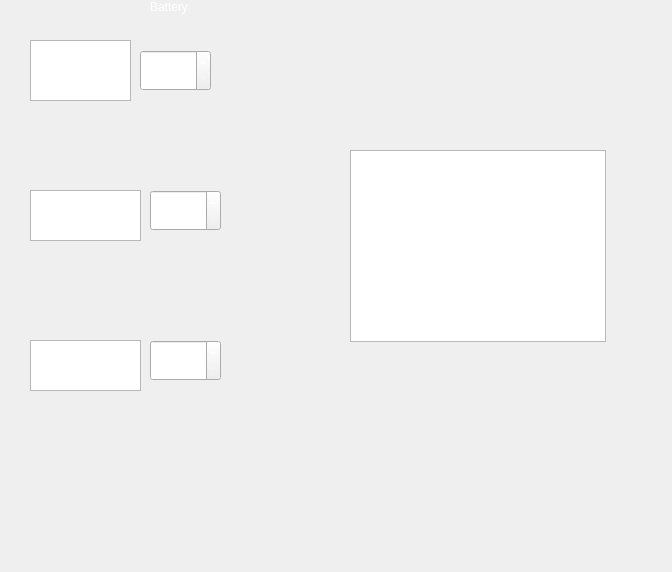
First picture: the form in ViewLayer/DebugDisplay/BatteryPage/BatteryUi/BatteryUi.ui, repository waffle-iron/Epsilon-Dashboard, before the edit.
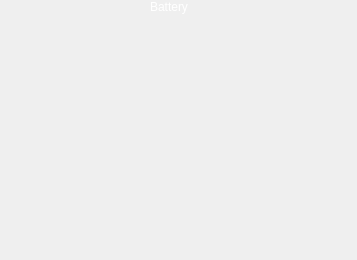
Second picture: the form after the edit.

```diff
--- a/ViewLayer/DebugDisplay/BatteryPage/BatteryUi/BatteryUi.ui
+++ b/ViewLayer/DebugDisplay/BatteryPage/BatteryUi/BatteryUi.ui
@@ -6,8 +6,8 @@
    <rect>
     <x>0</x>
     <y>0</y>
-    <width>672</width>
-    <height>572</height>
+    <width>357</width>
+    <height>260</height>
    </rect>
   </property>
   <property name="windowTitle">
@@ -35,112 +35,6 @@
     <string>Battery</string>
    </property>
   </widget>
-  <widget class="QListWidget" name="listWidget">
-   <property name="geometry">
-    <rect>
-     <x>350</x>
-     <y>150</y>
-     <width>256</width>
-     <height>192</height>
-    </rect>
-   </property>
-   <item>
-    <property name="text">
-     <string>Charging Cell Voltage Error</string>
-    </property>
-   </item>
-   <item>
-    <property name="text">
-     <string>Cell Temp Margin</string>
-    </property>
-   </item>
-   <item>
-    <property name="text">
-     <string>Discharging Cell Voltage Error</string>
-    </property>
-   </item>
-  </widget>
-  <widget class="QTextEdit" name="TotalPackCapacity">
-   <property name="geometry">
-    <rect>
-     <x>30</x>
-     <y>40</y>
-     <width>101</width>
-     <height>61</height>
-    </rect>
-   </property>
-   <property name="html">
-    <string>&lt;!DOCTYPE HTML PUBLIC &quot;-//W3C//DTD HTML 4.0//EN&quot; &quot;http://www.w3.org/TR/REC-html40/strict.dtd&quot;&gt;
-&lt;html&gt;&lt;head&gt;&lt;meta name=&quot;qrichtext&quot; content=&quot;1&quot; /&gt;&lt;style type=&quot;text/css&quot;&gt;
-p, li { white-space: pre-wrap; }
-&lt;/style&gt;&lt;/head&gt;&lt;body style=&quot; font-family:'Noto Sans'; font-size:9pt; font-weight:400; font-style:normal;&quot;&gt;
-&lt;p style=&quot; margin-top:0px; margin-bottom:0px; margin-left:0px; margin-right:0px; -qt-block-indent:0; text-indent:0px;&quot;&gt;&lt;span style=&quot; font-size:12pt;&quot;&gt;Total Pack Capacity&lt;/span&gt;&lt;/p&gt;&lt;/body&gt;&lt;/html&gt;</string>
-   </property>
-  </widget>
-  <widget class="QTextEdit" name="textEdit">
-   <property name="geometry">
-    <rect>
-     <x>30</x>
-     <y>190</y>
-     <width>111</width>
-     <height>51</height>
-    </rect>
-   </property>
-   <property name="html">
-    <string>&lt;!DOCTYPE HTML PUBLIC &quot;-//W3C//DTD HTML 4.0//EN&quot; &quot;http://www.w3.org/TR/REC-html40/strict.dtd&quot;&gt;
-&lt;html&gt;&lt;head&gt;&lt;meta name=&quot;qrichtext&quot; content=&quot;1&quot; /&gt;&lt;style type=&quot;text/css&quot;&gt;
-p, li { white-space: pre-wrap; }
-&lt;/style&gt;&lt;/head&gt;&lt;body style=&quot; font-family:'Noto Sans'; font-size:9pt; font-weight:400; font-style:normal;&quot;&gt;
-&lt;p style=&quot; margin-top:0px; margin-bottom:0px; margin-left:0px; margin-right:0px; -qt-block-indent:0; text-indent:0px;&quot;&gt;&lt;span style=&quot; font-size:11pt;&quot;&gt;Pack SOC Amp Hours&lt;/span&gt;&lt;/p&gt;&lt;/body&gt;&lt;/html&gt;</string>
-   </property>
-  </widget>
-  <widget class="QTextEdit" name="textEdit_2">
-   <property name="geometry">
-    <rect>
-     <x>30</x>
-     <y>340</y>
-     <width>111</width>
-     <height>51</height>
-    </rect>
-   </property>
-   <property name="html">
-    <string>&lt;!DOCTYPE HTML PUBLIC &quot;-//W3C//DTD HTML 4.0//EN&quot; &quot;http://www.w3.org/TR/REC-html40/strict.dtd&quot;&gt;
-&lt;html&gt;&lt;head&gt;&lt;meta name=&quot;qrichtext&quot; content=&quot;1&quot; /&gt;&lt;style type=&quot;text/css&quot;&gt;
-p, li { white-space: pre-wrap; }
-&lt;/style&gt;&lt;/head&gt;&lt;body style=&quot; font-family:'Noto Sans'; font-size:9pt; font-weight:400; font-style:normal;&quot;&gt;
-&lt;p style=&quot; margin-top:0px; margin-bottom:0px; margin-left:0px; margin-right:0px; -qt-block-indent:0; text-indent:0px;&quot;&gt;&lt;span style=&quot; font-size:11pt;&quot;&gt;Pack Balance Amp Hours&lt;/span&gt;&lt;/p&gt;&lt;/body&gt;&lt;/html&gt;</string>
-   </property>
-  </widget>
-  <widget class="QSpinBox" name="spinBox">
-   <property name="geometry">
-    <rect>
-     <x>140</x>
-     <y>50</y>
-     <width>71</width>
-     <height>41</height>
-    </rect>
-   </property>
-  </widget>
-  <widget class="QSpinBox" name="spinBox_2">
-   <property name="geometry">
-    <rect>
-     <x>150</x>
-     <y>190</y>
-     <width>71</width>
-     <height>41</height>
-    </rect>
-   </property>
-  </widget>
-  <widget class="QSpinBox" name="spinBox_3">
-   <property name="geometry">
-    <rect>
-     <x>150</x>
-     <y>340</y>
-     <width>71</width>
-     <height>41</height>
-    </rect>
-   </property>
-  </widget>
  </widget>
  <resources/>
  <connections/>
```
